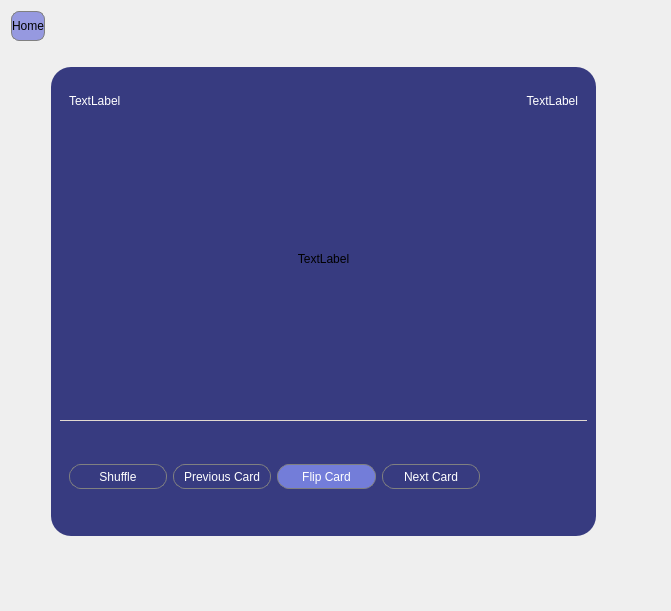
Old version of the form FlashcardModule/flashcardstudy.ui in the repository WSU-4110/MOST.
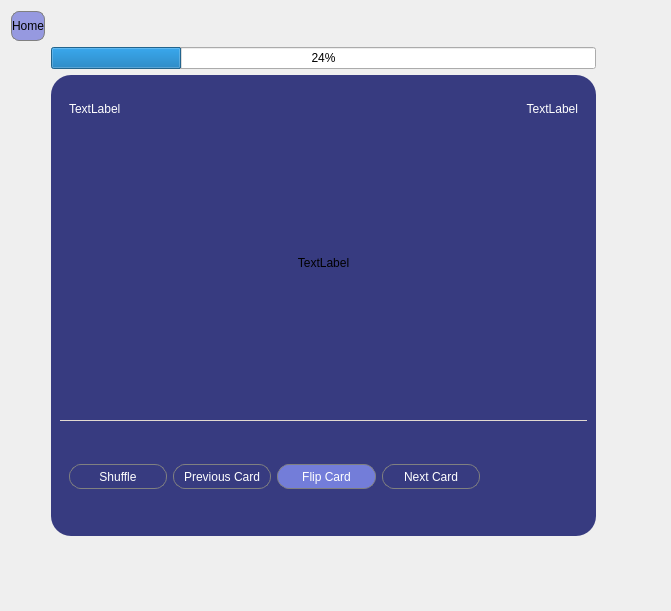
New version of the form. Icons and pictures are not drawn.

Commit message: added progress bar to the FlashcardStudy class

```diff
--- a/FlashcardModule/flashcardstudy.ui
+++ b/FlashcardModule/flashcardstudy.ui
@@ -505,6 +505,13 @@
      </property>
     </widget>
    </item>
+   <item row="1" column="1">
+    <widget class="QProgressBar" name="progressBar">
+     <property name="value">
+      <number>24</number>
+     </property>
+    </widget>
+   </item>
   </layout>
  </widget>
  <resources>
```
The commit also changes 4 other files.
